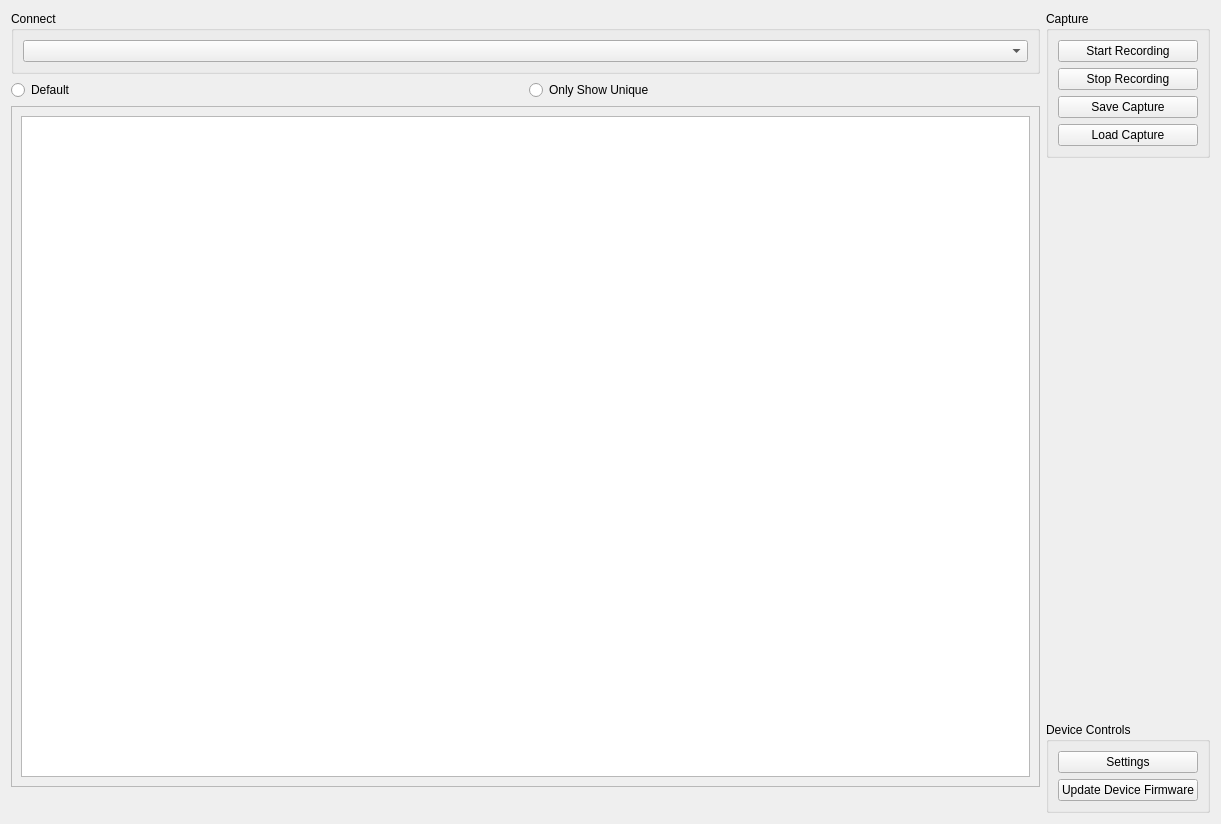
Old version of the form cansharkgui/FormMainWindow.ui in the repository DieselDemi/CAN-Shark.
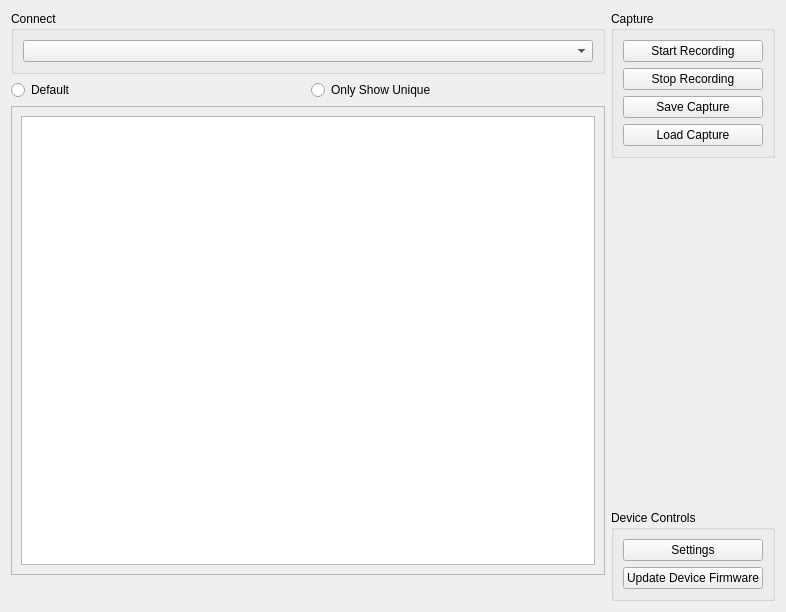
New version of the form.

```diff
--- a/cansharkgui/FormMainWindow.ui
+++ b/cansharkgui/FormMainWindow.ui
@@ -6,8 +6,8 @@
    <rect>
     <x>0</x>
     <y>0</y>
-    <width>1221</width>
-    <height>824</height>
+    <width>786</width>
+    <height>612</height>
    </rect>
   </property>
   <property name="windowTitle">
@@ -65,8 +65,8 @@
            <rect>
             <x>0</x>
             <y>0</y>
-            <width>970</width>
-            <height>649</height>
+            <width>535</width>
+            <height>437</height>
            </rect>
           </property>
           <layout class="QHBoxLayout" name="horizontalLayout_3">
```
